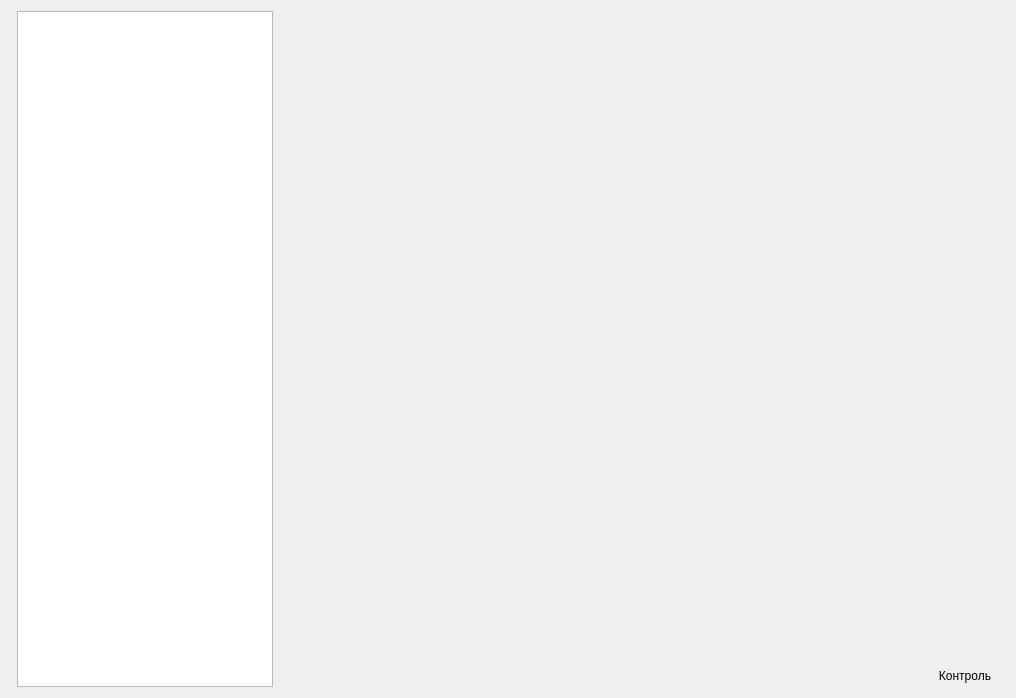
Above: User/SimpleApplication/maindialog.ui from OzhegovRoman/ControlUnit4_Software before the change. Below: the same form after it.
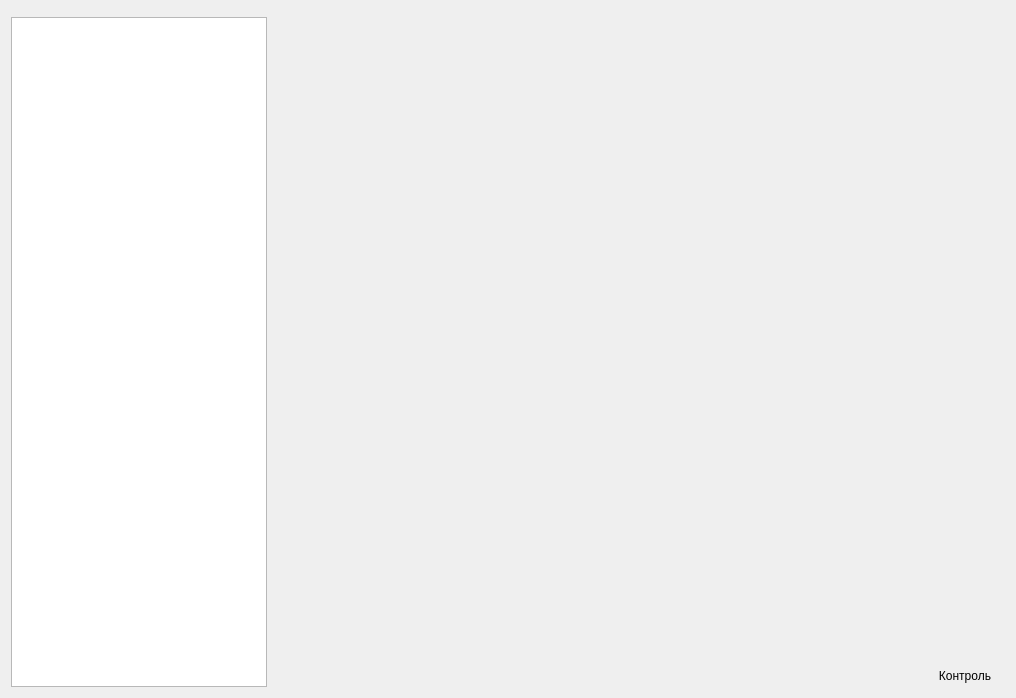
That is the form after the change. Icons and pictures are not drawn.

Diff of the .ui file:
```diff
--- a/User/SimpleApplication/maindialog.ui
+++ b/User/SimpleApplication/maindialog.ui
@@ -17,11 +17,13 @@
    <iconset>
     <normaloff>:/Icons/MainIcon.ico</normaloff>:/Icons/MainIcon.ico</iconset>
   </property>
-  <layout class="QHBoxLayout" name="horizontalLayout_2">
+  <layout class="QVBoxLayout" name="verticalLayout_2">
    <item>
     <widget class="QWidget" name="wTitle" native="true"/>
    </item>
    <item>
+    <layout class="QHBoxLayout" name="horizontalLayout_2">
+     <item>
     <widget class="QListWidget" name="listWidget">
      <property name="maximumSize">
       <size>
@@ -81,6 +83,8 @@
           <bool>true</bool>
          </property>
         </widget>
+         </item>
+        </layout>
        </item>
       </layout>
      </item>
```
Lines whose indentation alone changed are shown as unchanged.
